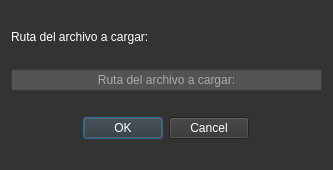
Qt form cargarusuarios.ui (FenixAlive/MiLibreria) before a commit.
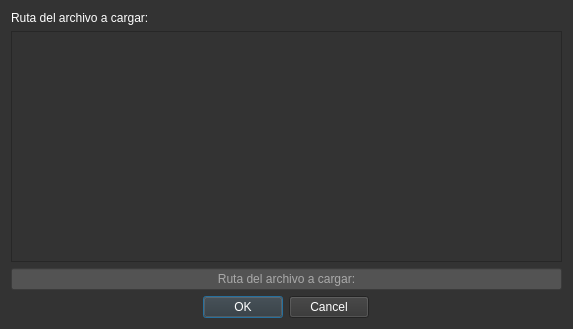
The same form after that commit.

Patch:
```diff
--- a/cargarusuarios.ui
+++ b/cargarusuarios.ui
@@ -6,8 +6,8 @@
    <rect>
     <x>0</x>
     <y>0</y>
-    <width>333</width>
-    <height>170</height>
+    <width>573</width>
+    <height>329</height>
    </rect>
   </property>
   <property name="windowTitle">
@@ -19,6 +19,9 @@
   </property>
   <layout class="QGridLayout" name="gridLayout">
    <item row="1" column="0">
+    <widget class="QTreeView" name="buscarTree"/>
+   </item>
+   <item row="2" column="0">
     <widget class="QLineEdit" name="rutaInput">
      <property name="styleSheet">
       <string notr="true">background-color: #535353;</string>
@@ -48,32 +51,6 @@
      </property>
     </widget>
    </item>
-   <item row="2" column="0">
-    <spacer name="horizontalSpacer_2">
-     <property name="orientation">
-      <enum>Qt::Horizontal</enum>
-     </property>
-     <property name="sizeHint" stdset="0">
-      <size>
-       <width>40</width>
-       <height>20</height>
-      </size>
-     </property>
-    </spacer>
-   </item>
-   <item row="4" column="0">
-    <spacer name="horizontalSpacer">
-     <property name="orientation">
-      <enum>Qt::Horizontal</enum>
-     </property>
-     <property name="sizeHint" stdset="0">
-      <size>
-       <width>40</width>
-       <height>20</height>
-      </size>
-     </property>
-    </spacer>
-   </item>
   </layout>
  </widget>
  <resources/>
```
Left out of the diff: 3 changed lines with no effect on the pictures.
